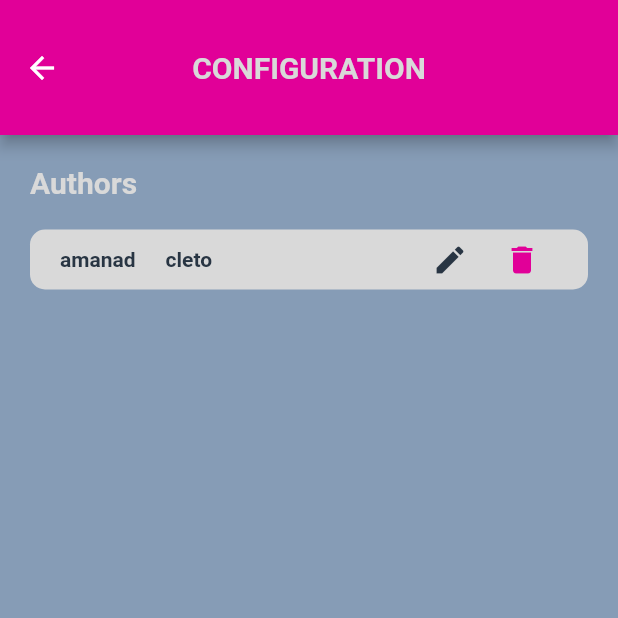
After one commit to AmandaCleto/flutter--graphql-crud-users-and-posts--front, a Flutter app: the ConfigurationView screen opened by its route, on a phone screen of 412 x 824 dp, the top half of it. The commit adds this screen. Run offline on Flutter 3.47's test engine with Material 2 defaults, Android fonts, the phone set to English and light mode, and no system bars; our stand-ins replace flutter_dotenv, graphql_flutter; Roboto replaces fonts that are missing (Quicksand).

Commit message:
feat: create configuration page; update white color; create typedefs

```diff
--- a/lib/app/config/routes/constants.dart
+++ b/lib/app/config/routes/constants.dart
@@ -1,14 +1,6 @@
-import 'package:flutter/material.dart';
-import 'package:graphql_flutter/graphql_flutter.dart';
-
-class ScreenArguments {
-  ValueNotifier<GraphQLClient>? clientNotifier;
-
-  ScreenArguments({
-    this.clientNotifier,
-  });
-}
+class ScreenArguments {}
 
 const String homeRoute = '/home';
 const String welcomeRoute = '/splash-screen';
-const String postWriting = '/post-writing';
+const String postWritingRoute = '/post-writing';
+const String configurationRoute = '/configuration';
--- a/lib/app/config/routes/routes.dart
+++ b/lib/app/config/routes/routes.dart
@@ -1,5 +1,6 @@
 import 'package:flutter/material.dart';
 import 'package:graphql_crud_users/app/config/routes/constants.dart';
+import 'package:graphql_crud_users/views/configuration/configuration_view.dart';
 import 'package:graphql_crud_users/views/home/home_view.dart';
 import 'package:graphql_crud_users/views/post_writing/post_writing_view.dart';
 import 'package:graphql_crud_users/views/welcome/welcome_view.dart';
@@ -23,11 +24,19 @@ class RouteGenerator {
             return const HomeView();
           },
         );
-      case postWriting:
+      case postWritingRoute:
         return MaterialPageRoute(
           settings: settings,
           builder: (_) {
             return const PostWritingView();
+          },
+        );
+
+      case configurationRoute:
+        return MaterialPageRoute(
+          settings: settings,
+          builder: (_) {
+            return const ConfigurationView();
           },
         );
 
--- a/lib/shared/theme/colors.dart
+++ b/lib/shared/theme/colors.dart
@@ -5,7 +5,7 @@ class ColorsTheme {
   static const primary = Color(0xFFE10098);
   static const secondary = Color(0xFF869CB6);
 
-  static const white = Color(0xFFE6E8EC);
+  static const white = Color(0xFFD9D9D9);
   static const black = Color(0xFF202020);
 
   static const blue = Color(0xFF283543);
--- /dev/null
+++ b/lib/shared/typedefs/typedefs.dart
@@ -0,0 +1 @@
+typedef FutureCallback = Future<void> Function();
--- /dev/null
+++ b/lib/views/configuration/components/item_widget.dart
@@ -0,0 +1,67 @@
+import 'package:flutter/material.dart';
+import 'package:graphql_crud_users/shared/theme/colors.dart';
+import 'package:graphql_crud_users/shared/typedefs/typedefs.dart';
+
+class ItemWidget extends StatelessWidget {
+  final String firstName, lastName;
+  final FutureCallback editCallback;
+  final FutureCallback deleteCallback;
+
+  const ItemWidget({
+    Key? key,
+    required this.firstName,
+    required this.lastName,
+    required this.editCallback,
+    required this.deleteCallback,
+  }) : super(key: key);
+
+  final TextStyle _textStyle = const TextStyle(
+    color: ColorsTheme.blue,
+    fontWeight: FontWeight.bold,
+  );
+
+  @override
+  Widget build(BuildContext context) {
+    return Container(
+      width: double.infinity,
+      padding: const EdgeInsets.symmetric(horizontal: 20.0),
+      height: 40.0,
+      decoration: BoxDecoration(
+        color: ColorsTheme.white,
+        borderRadius: BorderRadius.circular(10.0),
+      ),
+      child: Row(
+        mainAxisAlignment: MainAxisAlignment.spaceBetween,
+        children: [
+          Row(
+            children: [
+              Text(firstName, style: _textStyle),
+              const SizedBox(width: 20.0),
+              Text(lastName, style: _textStyle),
+            ],
+          ),
+          Row(
+            children: [
+              IconButton(
+                icon: const Icon(Icons.edit),
+                color: ColorsTheme.blue,
+                splashRadius: 20.0,
+                onPressed: () {
+                  editCallback();
+                },
+              ),
+              IconButton(
+                icon: const Icon(Icons.delete),
+                color: ColorsTheme.primary,
+                splashRadius: 20.0,
+                onPressed: () {
+                  deleteCallback();
+                },
+              ),
+            ],
+          )
+        ],
+      ),
+    );
+  }
+}
--- /dev/null
+++ b/lib/views/configuration/configuration_view.dart
@@ -0,0 +1,48 @@
+import 'package:flutter/material.dart';
+import 'package:graphql_crud_users/shared/theme/colors.dart';
+import 'package:graphql_crud_users/shared/theme/font_sizes.dart';
+import 'package:graphql_crud_users/views/configuration/components/item_widget.dart';
+
+class ConfigurationView extends StatefulWidget {
+  const ConfigurationView({Key? key}) : super(key: key);
+
+  @override
+  State<ConfigurationView> createState() => _ConfigurationViewState();
+}
+
+class _ConfigurationViewState extends State<ConfigurationView> {
+  @override
+  Widget build(BuildContext context) {
+    return Scaffold(
+      appBar: AppBar(
+        title: const Text('CONFIGURATION'),
+      ),
+      body: SingleChildScrollView(
+        child: Padding(
+          padding: const EdgeInsets.all(20.0),
+          child: Column(
+            mainAxisAlignment: MainAxisAlignment.start,
+            crossAxisAlignment: CrossAxisAlignment.start,
+            children: [
+              const Text(
+                'Authors',
+                style: TextStyle(
+                  color: ColorsTheme.white,
+                  fontSize: FontSizesTheme.title,
+                  fontWeight: FontWeight.bold,
+                ),
+              ),
+              const SizedBox(height: 20.0),
+              ItemWidget(
+                firstName: "amanad",
+                lastName: 'cleto',
+                editCallback: () async {},
+                deleteCallback: () async {},
+              ),
+            ],
+          ),
+        ),
+      ),
+    );
+  }
+}
--- a/lib/views/home/components/post_widget.dart
+++ b/lib/views/home/components/post_widget.dart
@@ -3,8 +3,7 @@ import 'package:graphql_crud_users/shared/components/alert_dialog_widget.dart';
 import 'package:graphql_crud_users/shared/theme/colors.dart';
 import 'package:graphql_crud_users/shared/extensions/size_extension.dart';
 import 'package:graphql_crud_users/shared/theme/font_sizes.dart';
-
-typedef FutureCallback = Future<void> Function();
+import 'package:graphql_crud_users/shared/typedefs/typedefs.dart';
 
 class PostWidget extends StatefulWidget {
   final String text, title, author, postId;
--- a/lib/views/home/home_view.dart
+++ b/lib/views/home/home_view.dart
@@ -44,7 +44,7 @@ class _HomeViewState extends State<HomeView> with HomeMixin {
               highlightColor: Colors.transparent,
               icon: const Icon(Icons.settings),
               onPressed: () {
-                // do something
+                Navigator.of(context).pushNamed(configurationRoute);
               },
             )
           ],
@@ -154,7 +154,7 @@ class _HomeViewState extends State<HomeView> with HomeMixin {
                           ButtonGradientWidget.iconWrite(
                             onPressed: () async {
                               var result = await Navigator.of(context)
-                                  .pushNamed(postWriting);
+                                  .pushNamed(postWritingRoute);
 
                               if (result == true) {
                                 refetch!();
@@ -233,7 +233,7 @@ class _HomeViewState extends State<HomeView> with HomeMixin {
                   elevation: 0,
                   onPressed: () async {
                     var result =
-                        await Navigator.of(context).pushNamed(postWriting);
+                        await Navigator.of(context).pushNamed(postWritingRoute);
 
                     if (result == true) {
                       setState(() {});
--- a/lib/views/post_writing/post_writing_view.dart
+++ b/lib/views/post_writing/post_writing_view.dart
@@ -1,4 +1,5 @@
 import 'package:flutter/material.dart';
+import 'package:graphql_crud_users/app/config/routes/constants.dart';
 import 'package:graphql_crud_users/shared/components/button_gradient_widget.dart';
 import 'package:graphql_crud_users/shared/components/text_input_widget.dart';
 import 'package:graphql_crud_users/shared/extensions/size_extension.dart';
@@ -40,7 +41,7 @@ class _PostWritingViewState extends State<PostWritingView>
             highlightColor: Colors.transparent,
             icon: const Icon(Icons.settings),
             onPressed: () {
-              // do something
+              Navigator.of(context).pushNamed(configurationRoute);
             },
           )
         ],
```
